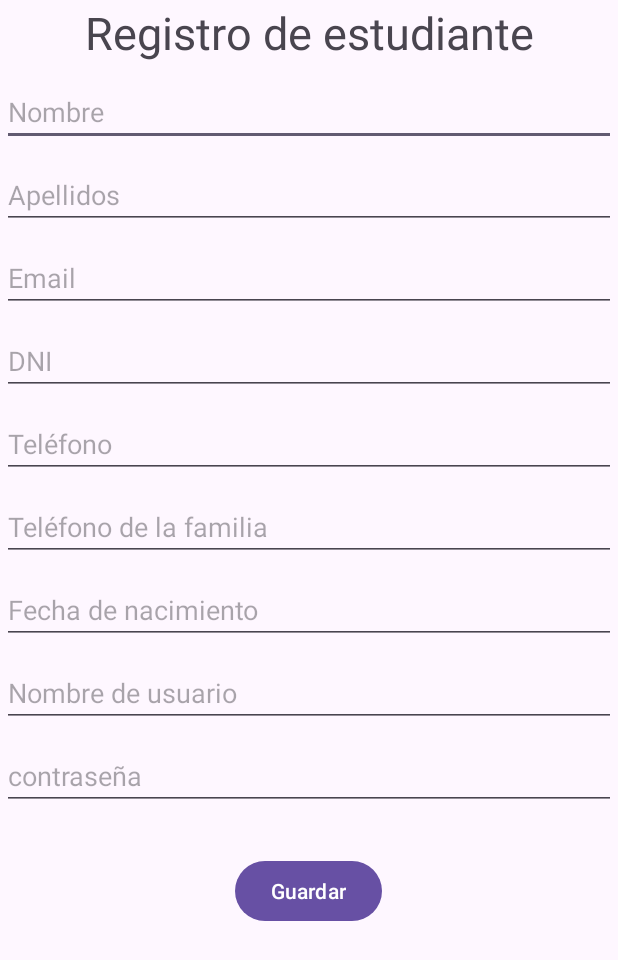
After one commit to claralcala/iAcademy1, an Android app: the RegisterStudentActivity screen opened directly, with no data from a screen before it, on a phone screen of 412 x 824 dp. The commit adds this screen. Shown: the top 960 px of the screen. Run offline under Robolectric (Android 15) with nearby library versions, the phone set to English and light mode, and no system bars.

Commit message:
Cambios importantes
Añadidos los diseños de la pantalla principal, pantalla de registro de manager/estudiante, pantalla principal de manager, pantalla de visualizar profesores

```diff
--- /dev/null
+++ b/app/src/main/java/es/iescarrillo/iacademy1/activities/RegisterStudentActivity.java
@@ -0,0 +1,16 @@
+package es.iescarrillo.iacademy1.activities;
+
+import androidx.appcompat.app.AppCompatActivity;
+
+import android.os.Bundle;
+
+import es.iescarrillo.iacademy1.R;
+
+public class RegisterStudentActivity extends AppCompatActivity {
+
+    @Override
+    protected void onCreate(Bundle savedInstanceState) {
+        super.onCreate(savedInstanceState);
+        setContentView(R.layout.activity_register_student);
+    }
+}
--- /dev/null
+++ b/app/src/main/res/layout/activity_register_student.xml
@@ -0,0 +1,127 @@
+<?xml version="1.0" encoding="utf-8"?>
+<androidx.constraintlayout.widget.ConstraintLayout xmlns:android="http://schemas.android.com/apk/res/android"
+    xmlns:app="http://schemas.android.com/apk/res-auto"
+    xmlns:tools="http://schemas.android.com/tools"
+    android:layout_width="match_parent"
+    android:layout_height="match_parent"
+    tools:context=".activities.RegisterStudentActivity">
+
+    <LinearLayout
+        android:id="@+id/linearLayout3"
+        android:layout_width="0dp"
+        android:layout_height="0dp"
+        android:layout_marginStart="1dp"
+        android:layout_marginTop="1dp"
+        android:layout_marginEnd="1dp"
+        android:layout_marginBottom="1dp"
+        android:orientation="vertical"
+        app:layout_constraintBottom_toBottomOf="parent"
+        app:layout_constraintEnd_toEndOf="parent"
+        app:layout_constraintStart_toStartOf="parent"
+        app:layout_constraintTop_toTopOf="parent">
+
+
+        <TextView
+            android:id="@+id/tvStudentRegister"
+            android:layout_width="match_parent"
+            android:layout_height="wrap_content"
+            android:textSize="30sp"
+            android:gravity="center"
+            android:text="Registro de estudiante" />
+
+        <EditText
+            android:id="@+id/etStudentName"
+            android:layout_width="match_parent"
+            android:layout_height="wrap_content"
+            android:layout_marginTop="10dp"
+            android:ems="10"
+            android:hint="Nombre"
+            android:inputType="text" />
+
+        <EditText
+            android:id="@+id/etStudentSurname"
+            android:layout_width="match_parent"
+            android:layout_height="wrap_content"
+            android:layout_marginTop="10dp"
+            android:ems="10"
+            android:hint="Apellidos"
+            android:inputType="text" />
+
+        <EditText
+            android:id="@+id/etStudentMail"
+            android:layout_width="match_parent"
+            android:layout_height="wrap_content"
+            android:layout_marginTop="10dp"
+            android:ems="10"
+            android:hint="Email"
+            android:inputType="text" />
+
+
+        <EditText
+            android:id="@+id/etStudentDNI"
+            android:layout_width="match_parent"
+            android:layout_height="wrap_content"
+            android:layout_marginTop="10dp"
+            android:ems="10"
+            android:hint="DNI"
+            android:inputType="text" />
+
+        <EditText
+            android:id="@+id/etStudentPhone"
+            android:layout_width="match_parent"
+            android:layout_height="wrap_content"
+            android:layout_marginTop="10dp"
+            android:ems="10"
+            android:hint="Teléfono"
+            android:inputType="text" />
+
+
+        <EditText
+            android:id="@+id/etFamilyPhone"
+            android:layout_width="match_parent"
+            android:layout_height="wrap_content"
+            android:layout_marginTop="10dp"
+            android:ems="10"
+            android:hint="Teléfono de la familia"
+            android:inputType="text" />
+
+
+        <EditText
+            android:id="@+id/etStudentBirthdate"
+            android:layout_width="match_parent"
+            android:layout_height="wrap_content"
+            android:layout_marginTop="10dp"
+            android:ems="10"
+            android:hint="Fecha de nacimiento"
+            android:inputType="text" />
+
+
+        <EditText
+            android:id="@+id/etStudentUserName"
+            android:layout_width="match_parent"
+            android:layout_height="wrap_content"
+            android:layout_marginTop="10dp"
+            android:ems="10"
+            android:hint="Nombre de usuario"
+            android:inputType="text" />
+
+
+        <EditText
+            android:id="@+id/etStudentPassword"
+            android:layout_width="match_parent"
+            android:layout_height="wrap_content"
+            android:layout_marginTop="10dp"
+            android:ems="10"
+            android:hint="contraseña"
+            android:inputType="text" />
+        <Button
+            android:id="@+id/btnSave"
+            android:layout_width="wrap_content"
+            android:layout_height="wrap_content"
+            android:layout_gravity="center"
+            android:layout_marginTop="30dp"
+            android:text="Guardar" />
+
+
+    </LinearLayout>
+</androidx.constraintlayout.widget.ConstraintLayout>
```
Also changed, not shown: app/src/main/AndroidManifest.xml (+15 -0 lines), app/src/main/java/es/iescarrillo/iacademy1/activities/ManagerMainActivity.java (added, +16 -0 lines), app/src/main/java/es/iescarrillo/iacademy1/activities/RegisterActivity.java (added, +16 -0 lines), app/src/main/java/es/iescarrillo/iacademy1/activities/RegisterManagerActivity.java (added, +16 -0 lines), app/src/main/java/es/iescarrillo/iacademy1/activities/ViewTeachersActivity.java (added, +16 -0 lines), app/src/main/res/layout/activity_main.xml (+67 -5 lines), app/src/main/res/layout/activity_manager_main.xml (added, +61 -0 lines), app/src/main/res/layout/activity_register.xml (added, +43 -0 lines), app/src/main/res/layout/activity_register_manager.xml (added, +108 -0 lines), app/src/main/res/layout/activity_view_teachers.xml (added, +36 -0 lines).
